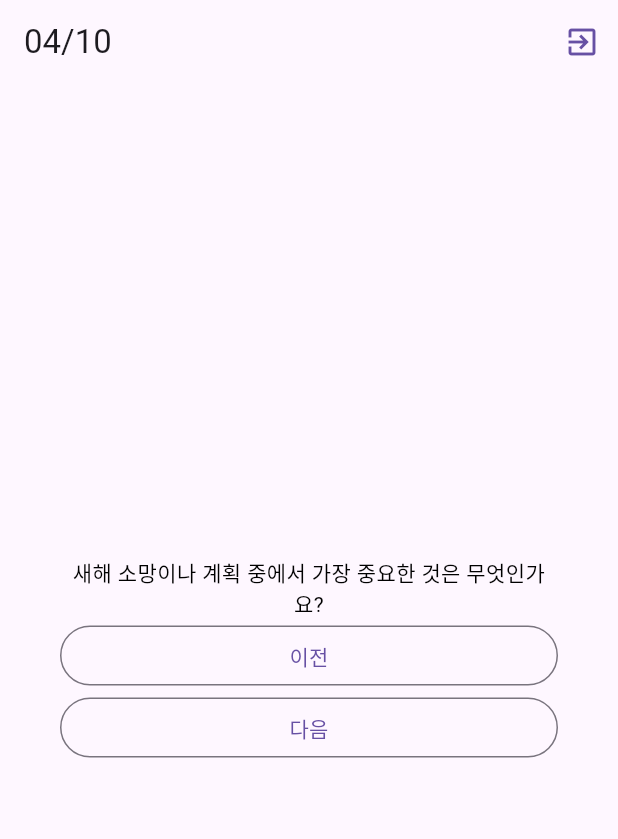
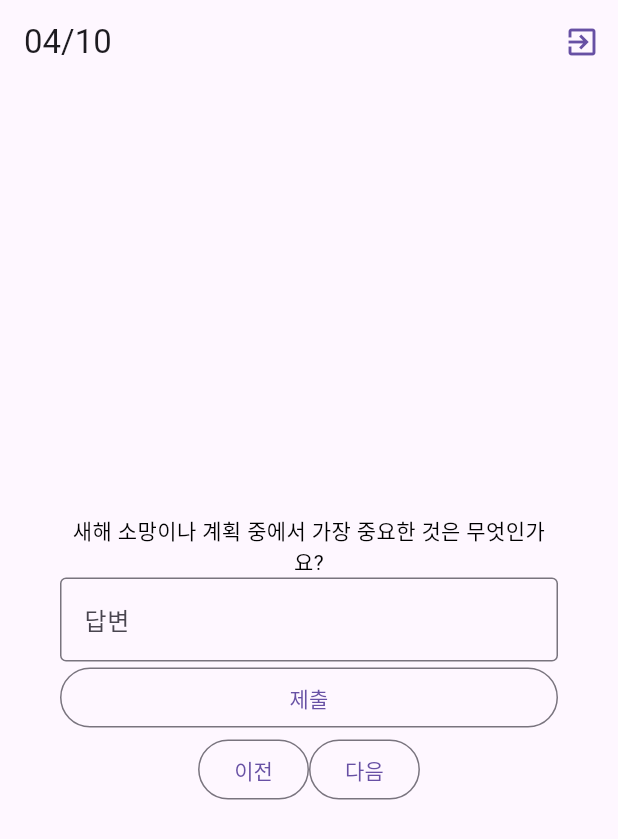
Before and after one commit to organization-hyun/moondab, a Flutter app: the screen it shows once a user with an empty profile is signed in, on a phone screen of 412 x 824 dp. Shown: the top 839 px of the screen. Run offline on Flutter 3.47's test engine with Material 3 defaults, Android fonts, the phone set to English and light mode, and no system bars; our stand-ins replace firebase_auth, firebase_core; accounts and stored records are empty; generated files the repository leaves out were written again.

Commit message:
#7 답변 제출을 위한 TextField 추가 레이아웃 변경

```diff
--- a/frontend/lib/question_screen.dart
+++ b/frontend/lib/question_screen.dart
@@ -89,6 +89,15 @@ class _QuestionScreen extends State<QuestionScreen> {
                 textAlign: TextAlign.center,
                 style: const TextStyle(color: Colors.black),
               ),
+              const TextField(
+                  decoration: InputDecoration(
+                border: OutlineInputBorder(),
+                labelText: '답변',
+              )),
+              OutlinedButton(onPressed: () {}, child: const Text('제출')),
+              Row(
+                mainAxisAlignment: MainAxisAlignment.center,
+                children: [
                   OutlinedButton(
                       onPressed: () {
                         setState(() {
@@ -112,6 +121,8 @@ class _QuestionScreen extends State<QuestionScreen> {
                       },
                       child: const Text('다음')),
                 ],
+              )
+            ],
           ),
         ),
       ),
```
Lines whose indentation alone changed are shown as unchanged.
